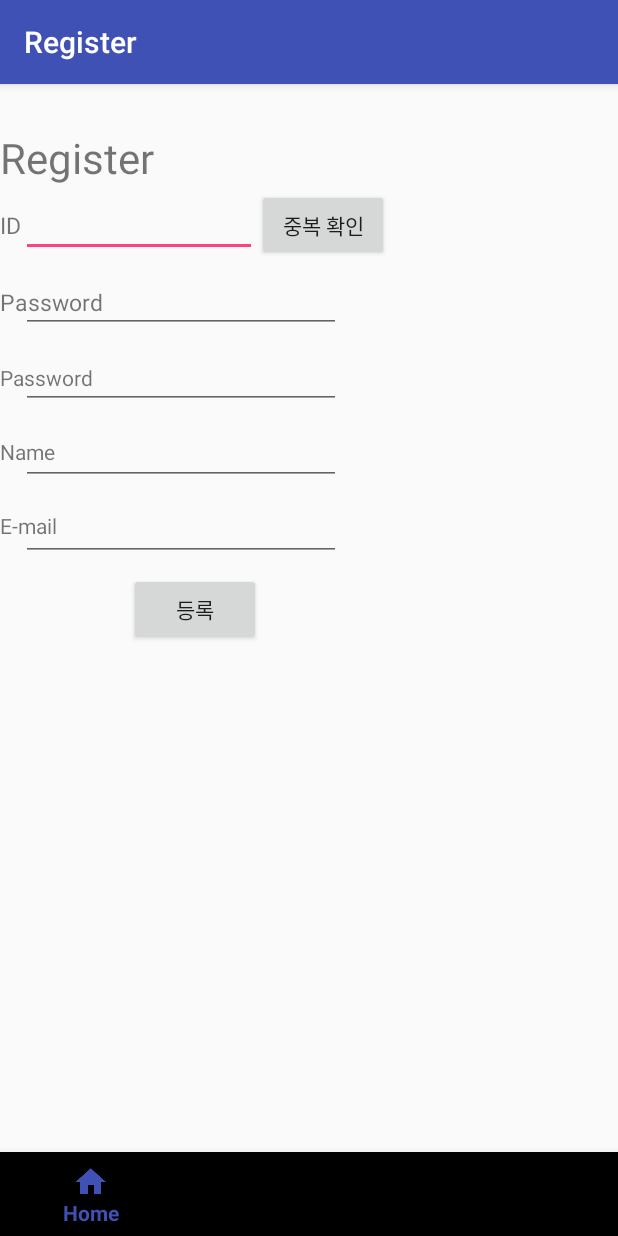
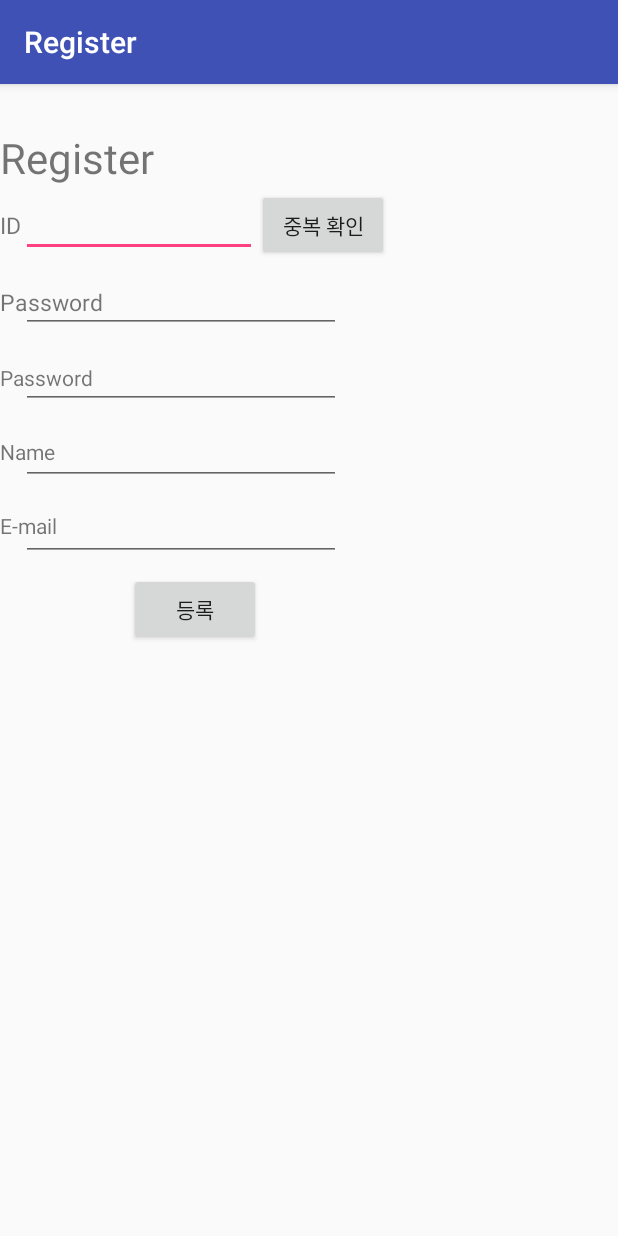
Before and after one commit to jeewoo9719/natrip, an Android app: the Register screen opened directly, with no data from a screen before it, on a phone screen of 412 x 824 dp. Run offline under Robolectric (Android 15) with nearby library versions, the phone set to English and light mode, and no system bars; our stand-ins replace Firebase (no records; nobody signed in at launch, a user with empty details on screens opened directly).

Commit message:
Register Navigation
Register에는 navigation 있으면 안 돼서 삭제

```diff
--- a/app/src/main/java/com/example/chanyoung/nattrip/Register.java
+++ b/app/src/main/java/com/example/chanyoung/nattrip/Register.java
@@ -1,12 +1,8 @@
 package com.example.chanyoung.nattrip;
 
-import android.content.Intent;
 import android.os.Bundle;
-import android.support.annotation.NonNull;
-import android.support.design.widget.BottomNavigationView;
 import android.support.v7.app.AlertDialog;
 import android.support.v7.app.AppCompatActivity;
-import android.view.MenuItem;
 import android.view.View;
 import android.widget.Button;
 import android.widget.EditText;
@@ -15,15 +11,8 @@ import android.widget.Toast;
 import com.google.firebase.database.DatabaseReference;
 import com.google.firebase.database.FirebaseDatabase;
 
-import java.util.ArrayList;
-
-import static android.R.attr.id;
-
 public class Register extends AppCompatActivity {
     DatabaseReference table; //데이터베이스 레퍼런스 객체 선언
-    ArrayList<User> userList;
-
-    String _id; String _pw; String _name; String _language;
 
     EditText ed_id;
     EditText ed_pw;
@@ -31,44 +20,7 @@ public class Register extends AppCompatActivity {
     EditText ed_name;
     EditText ed_email;
 
-    Button regist_button;
-    Button main_button;
-    Button chat_button;
-    Button image_button;
-
     boolean check_id = false;
-
-    private BottomNavigationView.OnNavigationItemSelectedListener mOnNavigationItemSelectedListener
-            = new BottomNavigationView.OnNavigationItemSelectedListener() {
-
-        @Override
-        public boolean onNavigationItemSelected(@NonNull MenuItem item) {
-            switch (item.getItemId()) {
-                case R.id.action_home:
-                    Intent main_page = new Intent(Register.this,MainActivity.class);
-                    main_page.putExtra("userID",id);
-                    startActivity(main_page);
-                    break;
-                case R.id.action_MyTour:
-                    Intent chat_page = new Intent(Register.this,SignIn.class);
-                    chat_page.putExtra("userID",id);
-                    startActivity(chat_page);
-                    break;
-                case R.id.action_Messenger:
-                    Intent msg_page = new Intent(Register.this,ChatList.class);
-                    msg_page.putExtra("userID",id);
-                    startActivity(msg_page);
-                    break;
-                case R.id.action_setting:
-                    Intent setting_page = new Intent(Register.this,ChatList.class);
-                     setting_page.putExtra("userID",id);
-                    startActivity(setting_page);
-                    break;
-            }
-            return false;
-        }
-
-    };
 
     @Override
     protected void onCreate(Bundle savedInstanceState) {
@@ -120,8 +72,6 @@ public class Register extends AppCompatActivity {
 
             }
         });
-        BottomNavigationView navigation = (BottomNavigationView) findViewById(R.id.navigation);
-        navigation.setOnNavigationItemSelectedListener(mOnNavigationItemSelectedListener);
     }
     public void regiUser() {//데이터베스 연결
         table = FirebaseDatabase.getInstance().getReference("users");
--- a/app/src/main/res/layout/activity_register.xml
+++ b/app/src/main/res/layout/activity_register.xml
@@ -150,12 +150,4 @@
         app:layout_constraintTop_toBottomOf="@+id/ed_email"
         tools:layout_editor_absoluteX="148dp" />
 </android.support.constraint.ConstraintLayout>
-
-<android.support.design.widget.BottomNavigationView
-        android:id="@+id/navigation"
-        android:layout_width="match_parent"
-        android:layout_height="wrap_content"
-        android:layout_gravity="bottom"
-        app:menu="@menu/menu_nav" />
-
 </android.support.design.widget.CoordinatorLayout>
```
